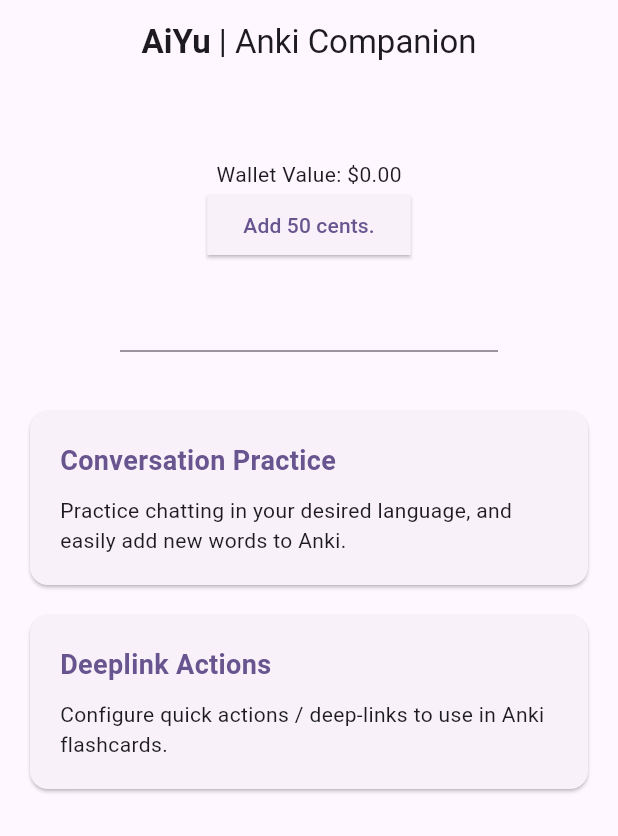
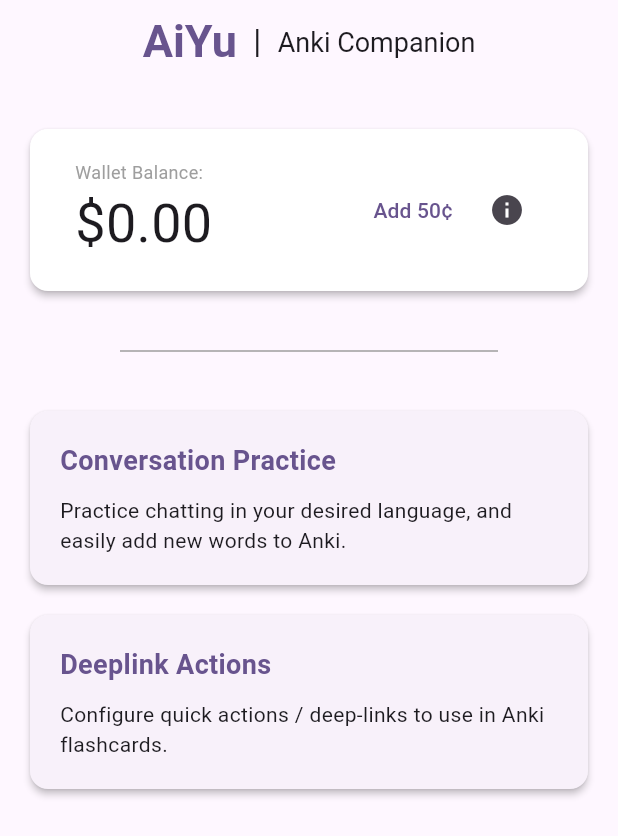
Before and after one commit to martvanburen/aiyu, a Flutter app: the screen it shows after launch, on a phone screen of 412 x 824 dp. Shown: the top 836 px of the screen. Run offline on Flutter 3.47's test engine with Material 2 defaults, Android fonts, the phone set to English and light mode, and no system bars; our stand-ins replace flutter_dotenv, just_audio, shared_preferences, speech_to_text; missing offline and left inert: aws_polly, flutter_shortcuts; generated files the repository leaves out were written again.

Commit message:
Build basic WalletDisplayWidget.

```diff
--- a/lib/l10n/app_zh.arb
+++ b/lib/l10n/app_zh.arb
@@ -1,5 +1,5 @@
 {
-    "title": "爱语",
+    "title": "AiYu",
     "subtitle": "Anki Companion",
     "tab_english": "English",
     "tab_korean": "한국어",
--- a/lib/pages/deeplink_list_page.dart
+++ b/lib/pages/deeplink_list_page.dart
@@ -9,8 +9,7 @@ class DeeplinkListPage extends StatefulWidget {
 
 class _DeeplinkListPageState extends State<DeeplinkListPage> {
   List<Deeplink> deepLinks = [
-    Deeplink(
-        link: "aiyu://action-one", name: "Function description for action 1."),
+    Deeplink(link: "aiyu://action-one", name: "First description."),
     Deeplink(
         link: "aiyu://action-two", name: "Function description for action 2."),
   ];
--- a/lib/pages/home_page.dart
+++ b/lib/pages/home_page.dart
@@ -23,10 +23,22 @@ class _HomePageState extends State<HomePage> {
       appBar: AppBar(
         title: Row(
           mainAxisAlignment: MainAxisAlignment.center,
+          crossAxisAlignment: CrossAxisAlignment.center,
           children: [
             Text(AppLocalizations.of(context)!.title,
-                style: const TextStyle(fontWeight: FontWeight.bold)),
-            Text(" | ${AppLocalizations.of(context)!.subtitle}"),
+                style: TextStyle(
+                  fontSize: 30,
+                  fontWeight: FontWeight.bold,
+                  color: Theme.of(context).primaryColor,
+                )),
+            const Text("  |  ",
+                style: TextStyle(
+                  fontSize: 22,
+                )),
+            Text(AppLocalizations.of(context)!.subtitle,
+                style: const TextStyle(
+                  fontSize: 18,
+                )),
           ],
         ),
       ),
@@ -34,19 +46,17 @@ class _HomePageState extends State<HomePage> {
         padding: const EdgeInsets.all(20.0),
         child: Column(
           children: <Widget>[
-            const Padding(
-              padding: EdgeInsets.all(30.0),
-              child: WalletDisplayWidget(),
-            ),
-            Divider(
+            const WalletDisplayWidget(),
+            const Divider(
               height: 60,
               indent: 60,
               endIndent: 60,
               thickness: 1,
-              color: Theme.of(context).dividerColor,
+              color: Colors.grey,
             ),
             Card(
               margin: const EdgeInsets.symmetric(vertical: 10.0),
+              elevation: 2,
               child: InkWell(
                 onTap: () {
                   showDialog(
@@ -100,6 +110,7 @@ class _HomePageState extends State<HomePage> {
             ),
             Card(
               margin: const EdgeInsets.symmetric(vertical: 10.0),
+              elevation: 2,
               child: InkWell(
                 onTap: () {
                   Navigator.push(
--- a/lib/utils/supported_languages_provider.dart
+++ b/lib/utils/supported_languages_provider.dart
@@ -22,7 +22,7 @@ class SupportedLanguagesProvider {
   static const defaultLanguageCode = "en";
 
   static throwUnimplementedError(String languageCode) => throw UnimplementedError(
-      "Currently only the following languages are implemented: ${_languageMap.keys}");
+      "Language code '$languageCode' is not yet implemented. Implemented languages: '${_languageMap.keys}'.");
 
   static List<String> getSupportedLanguages() {
     return _languageMap.keys.toList();
--- a/lib/widgets/home_page/wallet_display_widget.dart
+++ b/lib/widgets/home_page/wallet_display_widget.dart
@@ -1,5 +1,4 @@
 import 'package:flutter/material.dart';
-import 'package:intl/intl.dart';
 
 class WalletDisplayWidget extends StatefulWidget {
   const WalletDisplayWidget({Key? key}) : super(key: key);
@@ -9,27 +8,78 @@ class WalletDisplayWidget extends StatefulWidget {
 }
 
 class _WalletDisplayWidgetState extends State<WalletDisplayWidget> {
-  double walletValue = 0.0;
+  double balance = 0;
 
   @override
   Widget build(BuildContext context) {
-    final formatCurrency = NumberFormat.simpleCurrency(locale: 'en_US');
-
-    return Center(
-      child: Column(
-        mainAxisAlignment: MainAxisAlignment.center,
-        children: [
-          Text('Wallet Value: ${formatCurrency.format(walletValue)}'),
-          ElevatedButton(
-            onPressed: () {
-              setState(() {
-                walletValue += 0.5; // Increment wallet value by 50 cents
-              });
-            },
-            child: const Text('Add 50 cents.'),
-          ),
-        ],
+    return Card(
+      margin: const EdgeInsets.symmetric(vertical: 10.0),
+      elevation: 2,
+      color: Colors.white,
+      surfaceTintColor: Colors.white,
+      child: Padding(
+        padding: const EdgeInsets.symmetric(horizontal: 30.0, vertical: 20.0),
+        child: Row(
+          mainAxisAlignment: MainAxisAlignment.end,
+          children: [
+            Expanded(
+              child: Column(
+                crossAxisAlignment: CrossAxisAlignment.start,
+                children: [
+                  const Text(
+                    "Wallet Balance:",
+                    style: TextStyle(fontSize: 12, color: Colors.grey),
+                  ),
+                  Text("\$${balance.toStringAsFixed(2)}",
+                      style: const TextStyle(fontSize: 36)),
+                ],
+              ),
+            ),
+            TextButton(
+              onPressed: _addFunds,
+              child: const Text("Add 50¢"),
+            ),
+            IconButton(
+              onPressed: _showCostBreakdown,
+              icon: const Icon(Icons.info),
+            ),
+          ],
+        ),
       ),
     );
   }
+
+  void _addFunds() {
+    setState(() {
+      balance += 0.5;
+    });
+  }
+
+  void _showCostBreakdown() {
+    showDialog(
+      context: context,
+      builder: (BuildContext context) {
+        return AlertDialog(
+          title: const Text("Cost Breakdown"),
+          content: const Column(
+            mainAxisSize: MainAxisSize.min,
+            crossAxisAlignment: CrossAxisAlignment.start,
+            children: [
+              Text("GPT-4 query cost: \$0.03"),
+              Text("AWS Polly cost: \$0.04"),
+              Text("App charge: 50%"),
+            ],
+          ),
+          actions: [
+            TextButton(
+              child: const Text("Close"),
+              onPressed: () {
+                Navigator.of(context).pop();
+              },
+            ),
+          ],
+        );
+      },
+    );
+  }
 }
```
Also changed, not shown: lib/widgets/home_page/conversation_quick_launch_widget.dart (+3 -8 lines).
